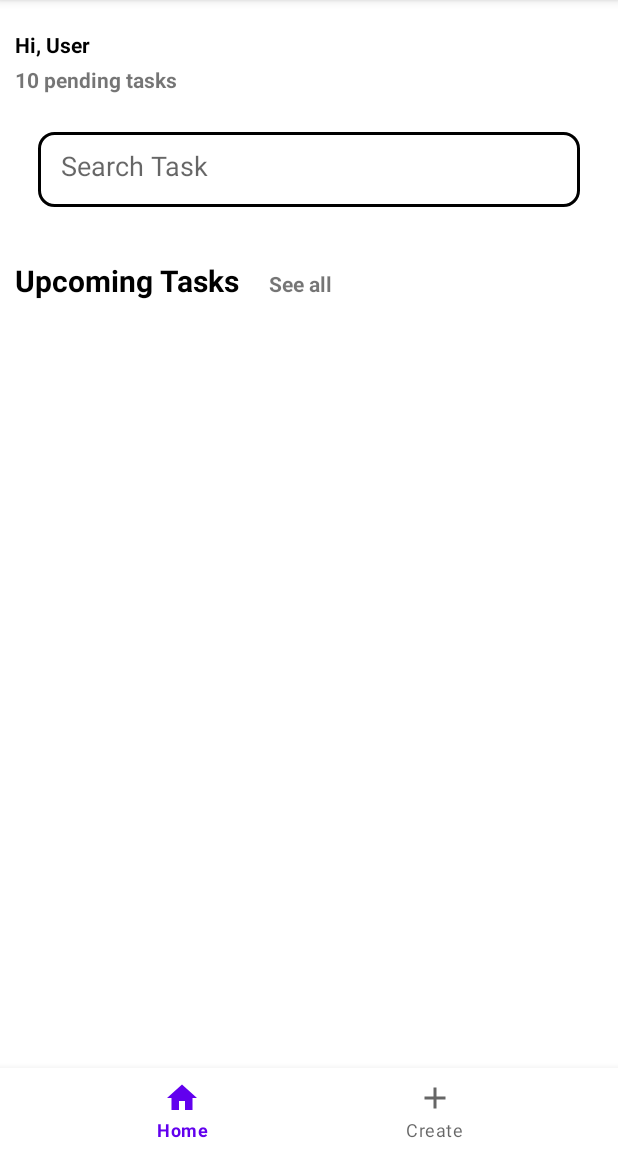
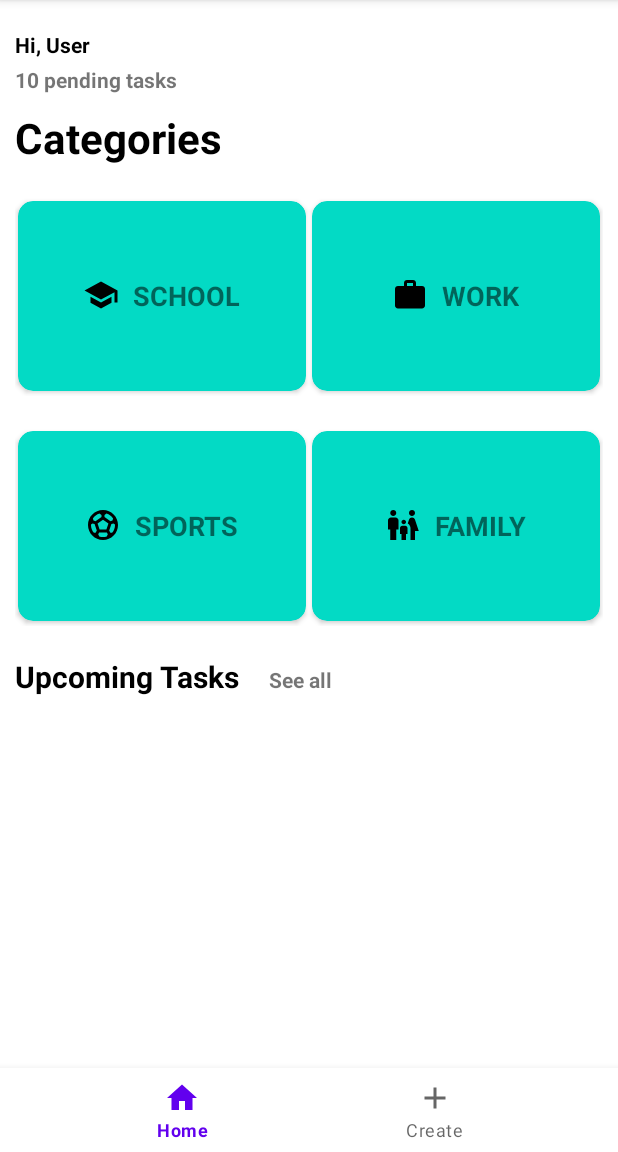
Before and after one commit to EyosiasG/Task-Reminder, an Android app: the screen it shows after launch (MainActivity), on a phone screen of 412 x 824 dp, the part 84-1236 px from its top. Run offline under Robolectric (Android 15) with nearby library versions, the phone set to English and light mode, and no system bars.

Commit message:
Second Commit

```diff
--- a/app/src/main/java/com/example/taskreminder/DBHelper.java
+++ b/app/src/main/java/com/example/taskreminder/DBHelper.java
@@ -14,7 +14,7 @@ public class DBHelper extends SQLiteOpenHelper {
 
     @Override
     public void onCreate(SQLiteDatabase DB) {
-       DB.execSQL("create Table Taskdetails(name TEXT primary key, date TEXT, time TEXT)");
+       DB.execSQL("create Table Taskdetails(name TEXT primary key, category TEXT, date TEXT, time TEXT)");
     }
 
     @Override
@@ -22,10 +22,11 @@ public class DBHelper extends SQLiteOpenHelper {
         DB.execSQL("drop Table if exists Taskdetails");
     }
 
-    public boolean insertUserData(String name, String date, String time) {
+    public boolean insertUserData(String name, String category,String date, String time) {
         SQLiteDatabase DB = this.getWritableDatabase();
         ContentValues contentValues = new ContentValues();
         contentValues.put("name", name);
+        contentValues.put("category", category);
         contentValues.put("date", date);
         contentValues.put("time", time);
 
--- /dev/null
+++ b/app/src/main/res/drawable/ic_baseline_delete_24.xml
@@ -0,0 +1,5 @@
+<vector android:height="24dp" android:tint="#000000"
+    android:viewportHeight="24" android:viewportWidth="24"
+    android:width="24dp" xmlns:android="http://schemas.android.com/apk/res/android">
+    <path android:fillColor="@android:color/white" android:pathData="M6,19c0,1.1 0.9,2 2,2h8c1.1,0 2,-0.9 2,-2V7H6v12zM19,4h-3.5l-1,-1h-5l-1,1H5v2h14V4z"/>
+</vector>
--- /dev/null
+++ b/app/src/main/res/drawable/ic_baseline_family.xml
@@ -0,0 +1,5 @@
+<vector android:height="24dp" android:tint="#000000"
+    android:viewportHeight="24" android:viewportWidth="24"
+    android:width="24dp" xmlns:android="http://schemas.android.com/apk/res/android">
+    <path android:fillColor="@android:color/white" android:pathData="M16,4c0,-1.11 0.89,-2 2,-2s2,0.89 2,2s-0.89,2 -2,2S16,5.11 16,4zM20,22v-6h2.5l-2.54,-7.63C19.68,7.55 18.92,7 18.06,7h-0.12c-0.86,0 -1.63,0.55 -1.9,1.37l-0.86,2.58C16.26,11.55 17,12.68 17,14v8H20zM12.5,11.5c0.83,0 1.5,-0.67 1.5,-1.5s-0.67,-1.5 -1.5,-1.5S11,9.17 11,10S11.67,11.5 12.5,11.5zM5.5,6c1.11,0 2,-0.89 2,-2s-0.89,-2 -2,-2s-2,0.89 -2,2S4.39,6 5.5,6zM7.5,22v-7H9V9c0,-1.1 -0.9,-2 -2,-2H4C2.9,7 2,7.9 2,9v6h1.5v7H7.5zM14,22v-4h1v-4c0,-0.82 -0.68,-1.5 -1.5,-1.5h-2c-0.82,0 -1.5,0.68 -1.5,1.5v4h1v4H14z"/>
+</vector>
--- /dev/null
+++ b/app/src/main/res/drawable/ic_baseline_school.xml
@@ -0,0 +1,5 @@
+<vector android:height="24dp" android:tint="#000000"
+    android:viewportHeight="24" android:viewportWidth="24"
+    android:width="24dp" xmlns:android="http://schemas.android.com/apk/res/android">
+    <path android:fillColor="@android:color/white" android:pathData="M5,13.18v4L12,21l7,-3.82v-4L12,17l-7,-3.82zM12,3L1,9l11,6 9,-4.91V17h2V9L12,3z"/>
+</vector>
--- /dev/null
+++ b/app/src/main/res/drawable/ic_baseline_sports_soccer.xml
@@ -0,0 +1,5 @@
+<vector android:height="24dp" android:tint="#000000"
+    android:viewportHeight="24" android:viewportWidth="24"
+    android:width="24dp" xmlns:android="http://schemas.android.com/apk/res/android">
+    <path android:fillColor="@android:color/white" android:pathData="M12,2C6.48,2 2,6.48 2,12c0,5.52 4.48,10 10,10s10,-4.48 10,-10C22,6.48 17.52,2 12,2zM13,5.3l1.35,-0.95c1.82,0.56 3.37,1.76 4.38,3.34l-0.39,1.34l-1.35,0.46L13,6.7V5.3zM9.65,4.35L11,5.3v1.4L7.01,9.49L5.66,9.03L5.27,7.69C6.28,6.12 7.83,4.92 9.65,4.35zM7.08,17.11l-1.14,0.1C4.73,15.81 4,13.99 4,12c0,-0.12 0.01,-0.23 0.02,-0.35l1,-0.73L6.4,11.4l1.46,4.34L7.08,17.11zM14.5,19.59C13.71,19.85 12.87,20 12,20s-1.71,-0.15 -2.5,-0.41l-0.69,-1.49L9.45,17h5.11l0.64,1.11L14.5,19.59zM14.27,15H9.73l-1.35,-4.02L12,8.44l3.63,2.54L14.27,15zM18.06,17.21l-1.14,-0.1l-0.79,-1.37l1.46,-4.34l1.39,-0.47l1,0.73C19.99,11.77 20,11.88 20,12C20,13.99 19.27,15.81 18.06,17.21z"/>
+</vector>
--- /dev/null
+++ b/app/src/main/res/drawable/ic_baseline_work.xml
@@ -0,0 +1,5 @@
+<vector android:height="24dp" android:tint="#000000"
+    android:viewportHeight="24" android:viewportWidth="24"
+    android:width="24dp" xmlns:android="http://schemas.android.com/apk/res/android">
+    <path android:fillColor="@android:color/white" android:pathData="M20,6h-4L16,4c0,-1.11 -0.89,-2 -2,-2h-4c-1.11,0 -2,0.89 -2,2v2L4,6c-1.11,0 -1.99,0.89 -1.99,2L2,19c0,1.11 0.89,2 2,2h16c1.11,0 2,-0.89 2,-2L22,8c0,-1.11 -0.89,-2 -2,-2zM14,6h-4L10,4h4v2z"/>
+</vector>
--- a/app/src/main/res/layout/fragment_tab_home.xml
+++ b/app/src/main/res/layout/fragment_tab_home.xml
@@ -1,8 +1,9 @@
 <?xml version="1.0" encoding="utf-8"?>
-<FrameLayout xmlns:android="http://schemas.android.com/apk/res/android"
+<ScrollView xmlns:android="http://schemas.android.com/apk/res/android"
     xmlns:tools="http://schemas.android.com/tools"
     android:layout_width="match_parent"
     android:layout_height="match_parent"
+    xmlns:app="http://schemas.android.com/apk/res-auto"
     tools:context=".TabHome"
     android:backgroundTint="@color/grey">
 
@@ -31,13 +32,108 @@
         <LinearLayout
             android:layout_width="match_parent"
             android:layout_height="wrap_content"
-            android:layout_margin="25dp">
-            <EditText
+            android:orientation="vertical"
+            >
+            <TextView
+                android:layout_width="wrap_content"
+                android:layout_height="wrap_content"
+                android:text="Categories"
+                android:padding="10dp"
+                android:textSize="28dp"
+                android:textColor="@color/black"
+                android:textStyle="bold"/>
+            <LinearLayout
                 android:layout_width="match_parent"
-                android:layout_height="50dp"
-                android:hint="Search Task"
-                android:padding="15dp"
-                android:background="@drawable/search_field"/>
+                android:layout_height="wrap_content"
+                android:orientation="horizontal"
+                android:layout_margin="10dp"
+                android:weightSum="2">
+                <androidx.cardview.widget.CardView
+                    android:layout_width="0dp"
+                    android:layout_height="200px"
+                    app:cardCornerRadius="10dp"
+                    android:backgroundTint="@color/teal_200"
+                    android:layout_weight="1"
+                    android:gravity="center"
+                    app:cardPreventCornerOverlap="false"
+                    app:cardUseCompatPadding="true"
+                    >
+                    <TextView
+                        android:layout_width="wrap_content"
+                        android:layout_height="wrap_content"
+                        android:text="  SCHOOL"
+                        android:textStyle="bold"
+                        android:textSize="18dp"
+                        android:layout_gravity="center|center_horizontal"
+                        android:drawableLeft="@drawable/ic_baseline_school"
+                        android:padding="10dp"/>
+                </androidx.cardview.widget.CardView>
+
+                <androidx.cardview.widget.CardView
+                    android:layout_width="0dp"
+                    android:layout_height="200px"
+                    app:cardCornerRadius="10dp"
+                    android:layout_weight="1"
+                    android:backgroundTint="@color/teal_200"
+                    app:cardPreventCornerOverlap="false"
+                    app:cardUseCompatPadding="true">
+                    <TextView
+                        android:layout_width="wrap_content"
+                        android:layout_height="wrap_content"
+                        android:text="  WORK"
+                        android:textStyle="bold"
+                        android:textSize="18dp"
+                        android:layout_gravity="center|center_horizontal"
+                        android:drawableLeft="@drawable/ic_baseline_work"
+                        android:padding="10dp"/>
+                </androidx.cardview.widget.CardView>
+            </LinearLayout>
+            <LinearLayout
+                android:layout_width="match_parent"
+                android:layout_height="wrap_content"
+                android:orientation="horizontal"
+                android:layout_margin="10dp"
+                android:weightSum="2">
+                <androidx.cardview.widget.CardView
+                    android:layout_width="0dp"
+                    android:layout_height="200px"
+                    app:cardCornerRadius="10dp"
+                    android:backgroundTint="@color/teal_200"
+                    android:layout_weight="1"
+                    android:layout_gravity="center"
+                    app:cardPreventCornerOverlap="false"
+                    app:cardUseCompatPadding="true"
+                    >
+                    <TextView
+                        android:layout_width="wrap_content"
+                        android:layout_height="wrap_content"
+                        android:text="  SPORTS"
+                        android:textStyle="bold"
+                        android:textSize="18dp"
+                        android:layout_gravity="center|center_horizontal"
+                        android:drawableLeft="@drawable/ic_baseline_sports_soccer"
+                        android:padding="10dp"/>
+                </androidx.cardview.widget.CardView>
+
+                <androidx.cardview.widget.CardView
+                    android:layout_width="0dp"
+                    android:layout_height="200px"
+                    app:cardCornerRadius="10dp"
+                    android:layout_weight="1"
+                    android:backgroundTint="@color/teal_200"
+                    app:cardPreventCornerOverlap="false"
+                    app:cardUseCompatPadding="true">
+                    <TextView
+                        android:layout_width="wrap_content"
+                        android:layout_height="wrap_content"
+                        android:text="  FAMILY"
+                        android:textStyle="bold"
+                        android:textSize="18dp"
+                        android:layout_gravity="center|center_horizontal"
+                        android:drawableLeft="@drawable/ic_baseline_family"
+                        android:padding="10dp"/>
+                </androidx.cardview.widget.CardView>
+            </LinearLayout>
         </LinearLayout>
 
         <LinearLayout
@@ -66,7 +162,7 @@
         <androidx.recyclerview.widget.RecyclerView
             android:id="@+id/recyclerView"
             android:layout_width="match_parent"
-            android:layout_height="wrap_content"
+            android:layout_height="match_parent"
 
             tools:layout_editor_absoluteX="16dp"
             android:orientation="horizontal"
@@ -76,4 +172,4 @@
     </LinearLayout>
 
 
-</FrameLayout>
+</ScrollView>
```
Also changed, not shown: app/src/main/java/com/example/taskreminder/TabCreate.java (+27 -29 lines), app/src/main/res/layout/fragment_tab_create.xml (+48 -34 lines), app/src/main/res/layout/userentry.xml (+24 -15 lines).
